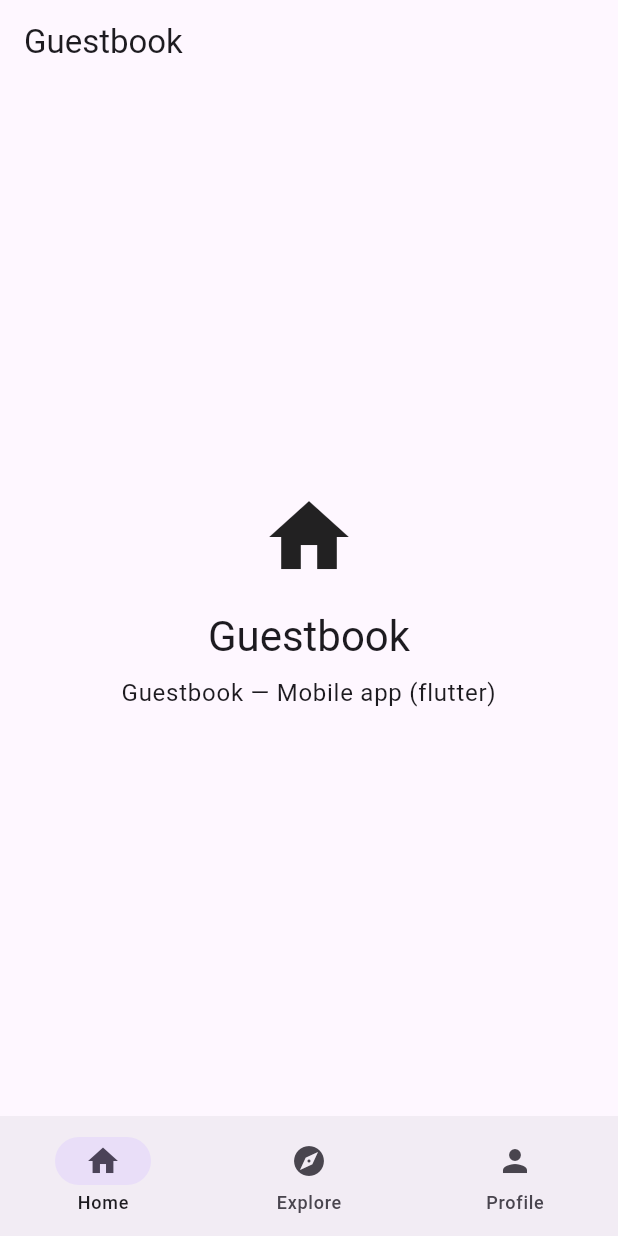
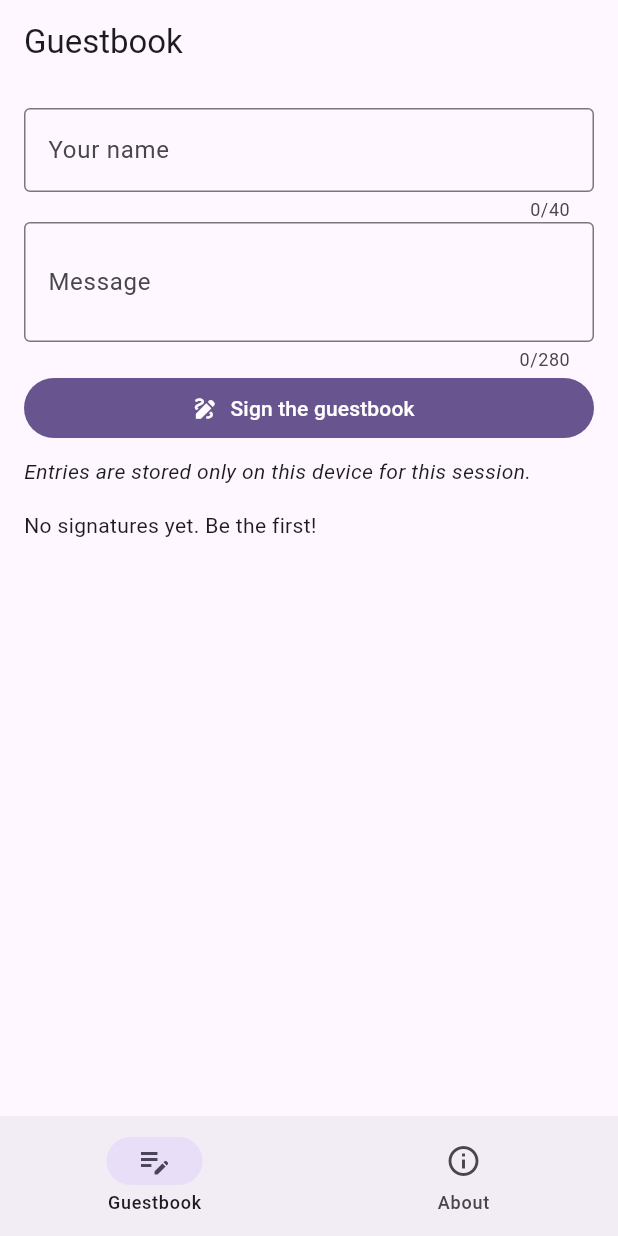
Before and after one commit to bookchaowalit-mobile/bookchaowalit-guestbook-mobile, a Flutter app: the screen it shows after launch, on a phone screen of 412 x 824 dp. Run offline on Flutter 3.47's test engine with Material 3 defaults, Android fonts, the phone set to English and light mode, and no system bars.

Commit message:
feat: implement local guestbook with validation and relative times
- Replace the Expo/npm workflow (every step ended in || true) with
  Flutter CI: dart format check, flutter analyze, flutter test.
- Add pure-Dart logic in lib/logic/ with unit tests plus widget tests.
- Replace placeholder Explore/Profile tabs with an About screen.
- Drop unused go_router/flutter_riverpod; regenerate a real pubspec.lock.
- Add docs/UPGRADE-PLAN.md and align README with the code.

Co-Authored-By: Claude Opus 5.5 <noreply@anthropic.com>
Claude-Session: https://claude.ai/code/session_01CtBSFr6s9abQ3XVZsU8QQK

```diff
--- a/analysis_options.yaml
+++ b/analysis_options.yaml
@@ -1 +1,5 @@
+analyzer:
+  exclude:
+    - build/**
+    - android/**
 include: package:flutter_lints/flutter.yaml
--- /dev/null
+++ b/lib/logic/guestbook.dart
@@ -0,0 +1,73 @@
+/// Guestbook entries, validation and relative-time labels.
+library;
+
+class GuestLimits {
+  static const nameMax = 40;
+  static const messageMax = 280;
+}
+
+class GuestEntry {
+  GuestEntry({
+    required String name,
+    required String message,
+    required this.signedAt,
+  })  : name = name.trim().replaceAll(RegExp(r'\s+'), ' '),
+        message = message.trim();
+
+  final String name;
+  final String message;
+  final DateTime signedAt;
+}
+
+String? validateName(String? value) {
+  final v = (value ?? '').trim();
+  if (v.isEmpty) return 'Please enter your name';
+  if (v.length > GuestLimits.nameMax) {
+    return 'Name must be at most ${GuestLimits.nameMax} characters';
+  }
+  return null;
+}
+
+String? validateMessage(String? value) {
+  final v = (value ?? '').trim();
+  if (v.isEmpty) return 'Please write a message';
+  if (v.length > GuestLimits.messageMax) {
+    return 'Message must be at most ${GuestLimits.messageMax} characters';
+  }
+  return null;
+}
+
+/// Newest first; stable for equal timestamps (later insert first).
+List<GuestEntry> newestFirst(List<GuestEntry> entries) {
+  final indexed = entries.asMap().entries.toList()
+    ..sort((a, b) {
+      final c = b.value.signedAt.compareTo(a.value.signedAt);
+      return c != 0 ? c : b.key.compareTo(a.key);
+    });
+  return indexed.map((e) => e.value).toList();
+}
+
+/// Short relative label such as `just now`, `5 min ago`, `3 h ago`,
+/// `2 days ago`, falling back to `YYYY-MM-DD` after a week.
+String relativeTime(DateTime then, DateTime now) {
+  final d = now.difference(then);
+  if (d.isNegative || d.inSeconds < 60) return 'just now';
+  if (d.inMinutes < 60) return '${d.inMinutes} min ago';
+  if (d.inHours < 24) return '${d.inHours} h ago';
+  if (d.inDays < 7) return d.inDays == 1 ? 'yesterday' : '${d.inDays} days ago';
+  String two(int v) => v.toString().padLeft(2, '0');
+  return '${then.year}-${two(then.month)}-${two(then.day)}';
+}
+
+/// Initials for an avatar: first letters of up to two words.
+String initialsOf(String name) {
+  final parts = name.trim().split(RegExp(r'\s+')).where((p) => p.isNotEmpty);
+  final letters = parts.take(2).map((p) => p.characters.first.toUpperCase());
+  final s = letters.join();
+  return s.isEmpty ? '?' : s;
+}
+
+extension on String {
+  // Code-point iteration so emoji outside the BMP are not split in half.
+  Iterable<String> get characters => runes.map(String.fromCharCode);
+}
--- a/lib/main.dart
+++ b/lib/main.dart
@@ -1,7 +1,7 @@
 import 'package:flutter/material.dart';
+
+import 'screens/about_screen.dart';
 import 'screens/home_screen.dart';
-import 'screens/explore_screen.dart';
-import 'screens/profile_screen.dart';
 
 void main() {
   runApp(const GuestbookApp());
@@ -14,6 +14,7 @@ class GuestbookApp extends StatelessWidget {
   Widget build(BuildContext context) {
     return MaterialApp(
       title: 'Guestbook',
+      debugShowCheckedModeBanner: false,
       theme: ThemeData(
         colorSchemeSeed: Colors.deepPurple,
         useMaterial3: true,
@@ -31,25 +32,28 @@ class GuestbookApp extends StatelessWidget {
 
 class MainShell extends StatefulWidget {
   const MainShell({super.key});
+
   @override
   State<MainShell> createState() => _MainShellState();
 }
 
 class _MainShellState extends State<MainShell> {
   int _index = 0;
-  final _pages = const [HomeScreen(), ExploreScreen(), ProfileScreen()];
 
   @override
   Widget build(BuildContext context) {
     return Scaffold(
-      body: _pages[_index],
+      body: IndexedStack(
+        index: _index,
+        children: const [HomeScreen(), AboutScreen()],
+      ),
       bottomNavigationBar: NavigationBar(
         selectedIndex: _index,
         onDestinationSelected: (i) => setState(() => _index = i),
         destinations: const [
-          NavigationDestination(icon: Icon(Icons.home), label: 'Home'),
-          NavigationDestination(icon: Icon(Icons.explore), label: 'Explore'),
-          NavigationDestination(icon: Icon(Icons.person), label: 'Profile'),
+          NavigationDestination(
+              icon: Icon(Icons.edit_note), label: 'Guestbook'),
+          NavigationDestination(icon: Icon(Icons.info_outline), label: 'About'),
         ],
       ),
     );
--- /dev/null
+++ b/lib/screens/about_screen.dart
@@ -0,0 +1,59 @@
+import 'package:flutter/material.dart';
+
+class AboutScreen extends StatelessWidget {
+  const AboutScreen({super.key});
+
+  @override
+  Widget build(BuildContext context) {
+    final textTheme = Theme.of(context).textTheme;
+    return Scaffold(
+      appBar: AppBar(title: const Text('About')),
+      body: ListView(
+        padding: const EdgeInsets.all(16),
+        children: [
+          Text('Guestbook', style: textTheme.headlineSmall),
+          const SizedBox(height: 8),
+          Text('Sign a local guestbook; entries stay on this device.',
+              style: textTheme.bodyLarge),
+          const SizedBox(height: 16),
+          Text('Features', style: textTheme.titleMedium),
+          const SizedBox(height: 8),
+          const _Bullet('Sign with a name and message (length-validated)'),
+          const _Bullet('Entries shown newest first with relative time'),
+          const _Bullet('Not a shared global guestbook'),
+          const SizedBox(height: 16),
+          Text('Privacy', style: textTheme.titleMedium),
+          const SizedBox(height: 8),
+          const Text(
+            'Everything runs on this device. The app has no account, '
+            'analytics or network calls, and data is kept only for the '
+            'current session.',
+          ),
+          const SizedBox(height: 16),
+          Text('Made by Chaowalit Greepoke · bookchaowalit.com',
+              style: textTheme.bodySmall),
+        ],
+      ),
+    );
+  }
+}
+
+class _Bullet extends StatelessWidget {
+  const _Bullet(this.text);
+
+  final String text;
+
+  @override
+  Widget build(BuildContext context) {
+    return Padding(
+      padding: const EdgeInsets.only(bottom: 6),
+      child: Row(
+        crossAxisAlignment: CrossAxisAlignment.start,
+        children: [
+          const Text('•  '),
+          Expanded(child: Text(text)),
+        ],
+      ),
+    );
+  }
+}
--- a/lib/screens/explore_screen.dart
+++ /dev/null
@@ -1,13 +0,0 @@
-import 'package:flutter/material.dart';
-
-class ExploreScreen extends StatelessWidget {
-  const ExploreScreen({super.key});
-
-  @override
-  Widget build(BuildContext context) {
-    return Scaffold(
-      appBar: AppBar(title: const Text('Explore')),
-      body: const Center(child: Text('Explore Guestbook features')),
-    );
-  }
-}
--- a/lib/screens/home_screen.dart
+++ b/lib/screens/home_screen.dart
@@ -1,25 +1,107 @@
 import 'package:flutter/material.dart';
 
-class HomeScreen extends StatelessWidget {
-  const HomeScreen({super.key});
+import '../logic/guestbook.dart';
+
+class HomeScreen extends StatefulWidget {
+  const HomeScreen({super.key, this.clock = DateTime.now});
+
+  final DateTime Function() clock;
+
+  @override
+  State<HomeScreen> createState() => _HomeScreenState();
+}
+
+class _HomeScreenState extends State<HomeScreen> {
+  final _formKey = GlobalKey<FormState>();
+  final _name = TextEditingController();
+  final _message = TextEditingController();
+  final List<GuestEntry> _entries = [];
+
+  @override
+  void dispose() {
+    _name.dispose();
+    _message.dispose();
+    super.dispose();
+  }
+
+  void _sign() {
+    if (!(_formKey.currentState?.validate() ?? false)) return;
+    setState(() {
+      _entries.add(
+        GuestEntry(
+          name: _name.text,
+          message: _message.text,
+          signedAt: widget.clock(),
+        ),
+      );
+      _message.clear();
+    });
+  }
 
   @override
   Widget build(BuildContext context) {
+    final now = widget.clock();
+    final entries = newestFirst(_entries);
     return Scaffold(
       appBar: AppBar(title: const Text('Guestbook')),
-      body: Center(
-        child: Column(
-          mainAxisAlignment: MainAxisAlignment.center,
-          children: [
-            const Icon(Icons.home, size: 64),
-            const SizedBox(height: 16),
-            Text('Guestbook', style: Theme.of(context).textTheme.headlineMedium),
-            const SizedBox(height: 8),
-            Text('Guestbook — Mobile app (flutter)',
-                style: Theme.of(context).textTheme.bodyLarge,
-                textAlign: TextAlign.center),
-          ],
-        ),
+      body: ListView(
+        padding: const EdgeInsets.all(16),
+        children: [
+          Form(
+            key: _formKey,
+            child: Column(
+              children: [
+                TextFormField(
+                  key: const Key('name-field'),
+                  controller: _name,
+                  maxLength: GuestLimits.nameMax,
+                  decoration: const InputDecoration(
+                    labelText: 'Your name',
+                    border: OutlineInputBorder(),
+                  ),
+                  validator: validateName,
+                ),
+                TextFormField(
+                  key: const Key('message-field'),
+                  controller: _message,
+                  maxLength: GuestLimits.messageMax,
+                  minLines: 2,
+                  maxLines: 4,
+                  decoration: const InputDecoration(
+                    labelText: 'Message',
+                    border: OutlineInputBorder(),
+                  ),
+                  validator: validateMessage,
+                ),
+                SizedBox(
+                  width: double.infinity,
+                  child: FilledButton.icon(
+                    key: const Key('sign'),
+                    onPressed: _sign,
+                    icon: const Icon(Icons.draw),
+                    label: const Text('Sign the guestbook'),
+                  ),
+                ),
+              ],
+            ),
+          ),
+          const SizedBox(height: 8),
+          const Text(
+            'Entries are stored only on this device for this session.',
+            style: TextStyle(fontStyle: FontStyle.italic),
+          ),
+          const SizedBox(height: 16),
+          if (entries.isEmpty) const Text('No signatures yet. Be the first!'),
+          for (final e in entries)
+            Card(
+              child: ListTile(
+                leading: CircleAvatar(child: Text(initialsOf(e.name))),
+                title: Text(e.name),
+                subtitle: Text(e.message),
+                trailing: Text(relativeTime(e.signedAt, now)),
+              ),
+            ),
+        ],
       ),
     );
   }
--- a/pubspec.yaml
+++ b/pubspec.yaml
@@ -1,5 +1,5 @@
 name: guestbook
-description: "Guestbook — Mobile app (flutter)"
+description: "Sign a local guestbook; entries stay on this device."
 publish_to: "none"
 version: 1.0.0+1
 
@@ -10,8 +10,6 @@ dependencies:
   flutter:
     sdk: flutter
   cupertino_icons: ^1.0.8
-  go_router: ^14.2.0
-  flutter_riverpod: ^2.5.1
 
 dev_dependencies:
   flutter_test:
```
Also changed, not shown: lib/screens/profile_screen.dart (deleted, +0 -24 lines), pubspec.lock, 5 other files.
